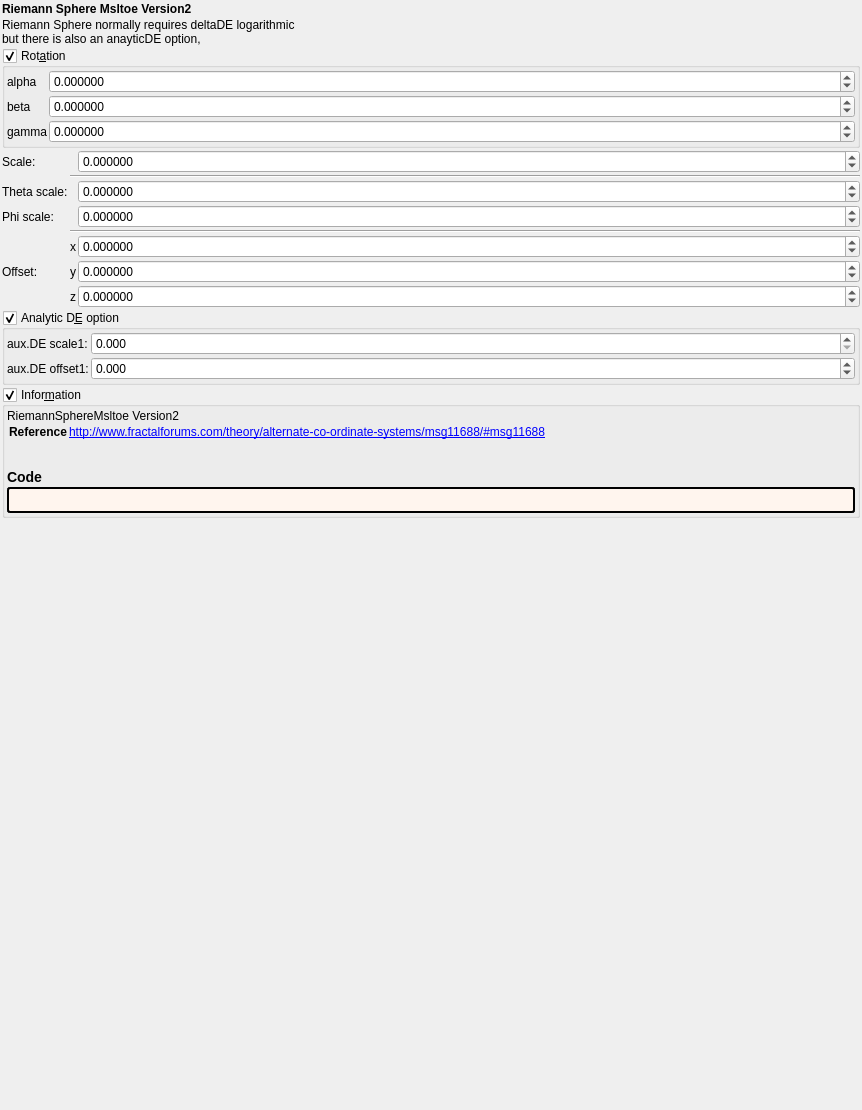
Old version of the form mandelbulber2/formula/ui/riemann_sphere_msltoe_v2.ui in the repository buddhi1980/mandelbulber2.
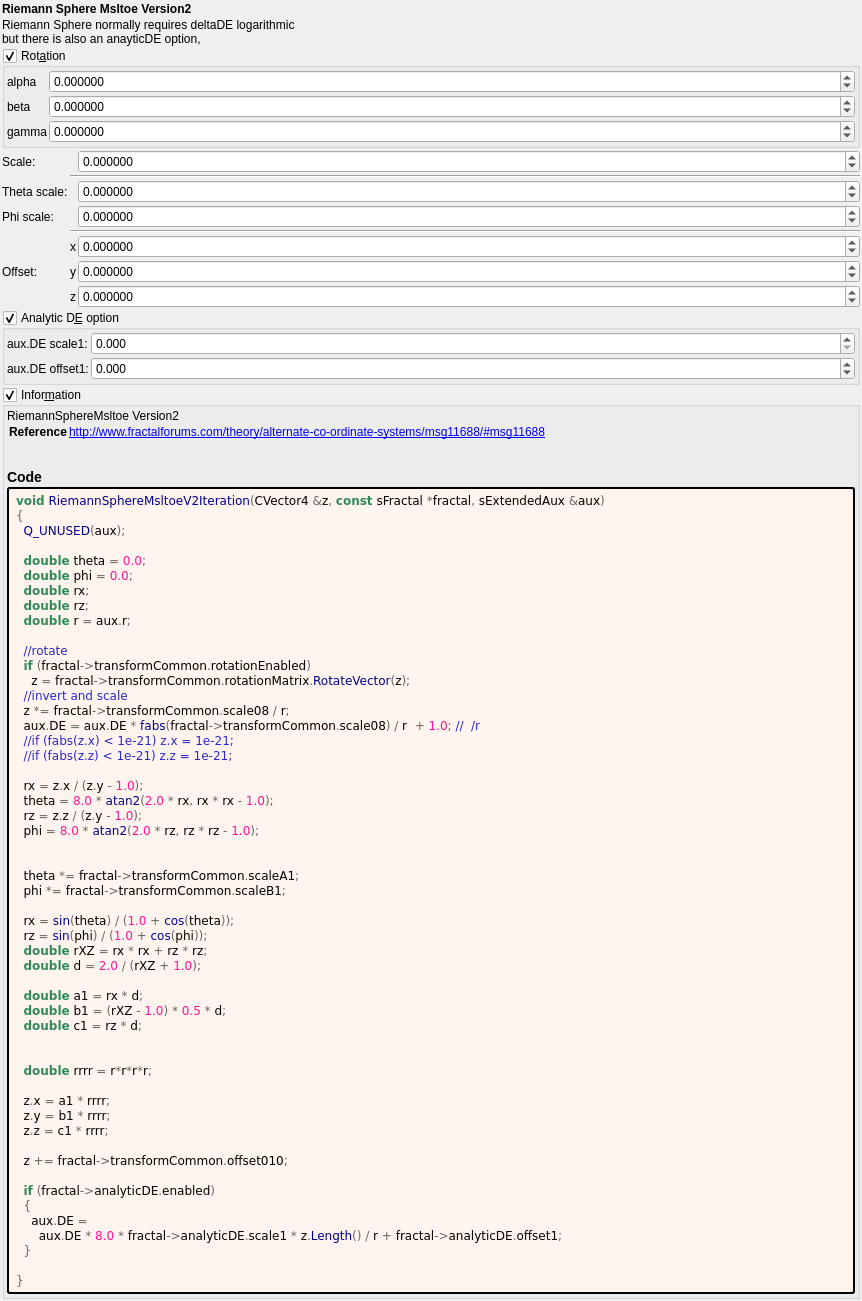
New version of the form. Custom widgets are drawn as their Qt base class.

The edit to the form file:
```diff
--- a/mandelbulber2/formula/ui/riemann_sphere_msltoe_v2.ui
+++ b/mandelbulber2/formula/ui/riemann_sphere_msltoe_v2.ui
@@ -587,7 +587,62 @@
          <string notr="true">border-style: outset; border-width: 2px; border-radius: 3px; border-color: black; background-color: #fff5ee; padding: 4px;</string>
         </property>
         <property name="text">
-         <string notr="true"></string>
+         <string notr="true">&lt;body style=&quot;background-color:#fff5ee&quot;&gt;
+&lt;pre style=&quot;color:#000000; background-color:#fff5ee;  font-family:'Courier New',monospace;&quot;&gt;&lt;span style=&quot;color:#2e8b57; font-weight:bold&quot;&gt;void&lt;/span&gt; &lt;span style=&quot;color:#00008f&quot;&gt;RiemannSphereMsltoeV2Iteration&lt;/span&gt;&lt;span style=&quot;color:#676767&quot;&gt;(&lt;/span&gt;CVector4 &lt;span style=&quot;color:#676767&quot;&gt;&amp;amp;&lt;/span&gt;z&lt;span style=&quot;color:#676767&quot;&gt;,&lt;/span&gt; &lt;span style=&quot;color:#2e8b57; font-weight:bold&quot;&gt;const&lt;/span&gt; sFractal &lt;span style=&quot;color:#676767&quot;&gt;*&lt;/span&gt;fractal&lt;span style=&quot;color:#676767&quot;&gt;,&lt;/span&gt; sExtendedAux &lt;span style=&quot;color:#676767&quot;&gt;&amp;amp;&lt;/span&gt;aux&lt;span style=&quot;color:#676767&quot;&gt;)&lt;/span&gt;
+&lt;span style=&quot;color:#676767&quot;&gt;{&lt;/span&gt;
+  &lt;span style=&quot;color:#00008f&quot;&gt;Q_UNUSED&lt;/span&gt;&lt;span style=&quot;color:#676767&quot;&gt;(&lt;/span&gt;aux&lt;span style=&quot;color:#676767&quot;&gt;);&lt;/span&gt;
+
+  &lt;span style=&quot;color:#2e8b57; font-weight:bold&quot;&gt;double&lt;/span&gt; theta &lt;span style=&quot;color:#676767&quot;&gt;=&lt;/span&gt; &lt;span style=&quot;color:#ff1493&quot;&gt;0.0&lt;/span&gt;&lt;span style=&quot;color:#676767&quot;&gt;;&lt;/span&gt;
+  &lt;span style=&quot;color:#2e8b57; font-weight:bold&quot;&gt;double&lt;/span&gt; phi &lt;span style=&quot;color:#676767&quot;&gt;=&lt;/span&gt; &lt;span style=&quot;color:#ff1493&quot;&gt;0.0&lt;/span&gt;&lt;span style=&quot;color:#676767&quot;&gt;;&lt;/span&gt;
+  &lt;span style=&quot;color:#2e8b57; font-weight:bold&quot;&gt;double&lt;/span&gt; rx&lt;span style=&quot;color:#676767&quot;&gt;;&lt;/span&gt;
+  &lt;span style=&quot;color:#2e8b57; font-weight:bold&quot;&gt;double&lt;/span&gt; rz&lt;span style=&quot;color:#676767&quot;&gt;;&lt;/span&gt;
+  &lt;span style=&quot;color:#2e8b57; font-weight:bold&quot;&gt;double&lt;/span&gt; r &lt;span style=&quot;color:#676767&quot;&gt;=&lt;/span&gt; aux&lt;span style=&quot;color:#676767&quot;&gt;.&lt;/span&gt;r&lt;span style=&quot;color:#676767&quot;&gt;;&lt;/span&gt;
+
+  &lt;span style=&quot;color:#2929cc&quot;&gt;//rotate&lt;/span&gt;
+  &lt;span style=&quot;color:#2e8b57; font-weight:bold&quot;&gt;if&lt;/span&gt; &lt;span style=&quot;color:#676767&quot;&gt;(&lt;/span&gt;fractal&lt;span style=&quot;color:#676767&quot;&gt;-&amp;gt;&lt;/span&gt;transformCommon&lt;span style=&quot;color:#676767&quot;&gt;.&lt;/span&gt;rotationEnabled&lt;span style=&quot;color:#676767&quot;&gt;)&lt;/span&gt;
+    z &lt;span style=&quot;color:#676767&quot;&gt;=&lt;/span&gt; fractal&lt;span style=&quot;color:#676767&quot;&gt;-&amp;gt;&lt;/span&gt;transformCommon&lt;span style=&quot;color:#676767&quot;&gt;.&lt;/span&gt;rotationMatrix&lt;span style=&quot;color:#676767&quot;&gt;.&lt;/span&gt;&lt;span style=&quot;color:#00008f&quot;&gt;RotateVector&lt;/span&gt;&lt;span style=&quot;color:#676767&quot;&gt;(&lt;/span&gt;z&lt;span style=&quot;color:#676767&quot;&gt;);&lt;/span&gt;
+  &lt;span style=&quot;color:#2929cc&quot;&gt;//invert and scale&lt;/span&gt;
+  z &lt;span style=&quot;color:#676767&quot;&gt;*=&lt;/span&gt; fractal&lt;span style=&quot;color:#676767&quot;&gt;-&amp;gt;&lt;/span&gt;transformCommon&lt;span style=&quot;color:#676767&quot;&gt;.&lt;/span&gt;scale08 &lt;span style=&quot;color:#676767&quot;&gt;/&lt;/span&gt; r&lt;span style=&quot;color:#676767&quot;&gt;;&lt;/span&gt;
+  aux&lt;span style=&quot;color:#676767&quot;&gt;.&lt;/span&gt;DE &lt;span style=&quot;color:#676767&quot;&gt;=&lt;/span&gt; aux&lt;span style=&quot;color:#676767&quot;&gt;.&lt;/span&gt;DE &lt;span style=&quot;color:#676767&quot;&gt;*&lt;/span&gt; &lt;span style=&quot;color:#00008f&quot;&gt;fabs&lt;/span&gt;&lt;span style=&quot;color:#676767&quot;&gt;(&lt;/span&gt;fractal&lt;span style=&quot;color:#676767&quot;&gt;-&amp;gt;&lt;/span&gt;transformCommon&lt;span style=&quot;color:#676767&quot;&gt;.&lt;/span&gt;scale08&lt;span style=&quot;color:#676767&quot;&gt;) /&lt;/span&gt; r  &lt;span style=&quot;color:#676767&quot;&gt;+&lt;/span&gt; &lt;span style=&quot;color:#ff1493&quot;&gt;1.0&lt;/span&gt;&lt;span style=&quot;color:#676767&quot;&gt;;&lt;/span&gt; &lt;span style=&quot;color:#2929cc&quot;&gt;//  /r&lt;/span&gt;
+  &lt;span style=&quot;color:#2929cc&quot;&gt;//if (fabs(z.x) &amp;lt; 1e-21) z.x = 1e-21;&lt;/span&gt;
+  &lt;span style=&quot;color:#2929cc&quot;&gt;//if (fabs(z.z) &amp;lt; 1e-21) z.z = 1e-21;&lt;/span&gt;
+
+  rx &lt;span style=&quot;color:#676767&quot;&gt;=&lt;/span&gt; z&lt;span style=&quot;color:#676767&quot;&gt;.&lt;/span&gt;x &lt;span style=&quot;color:#676767&quot;&gt;/ (&lt;/span&gt;z&lt;span style=&quot;color:#676767&quot;&gt;.&lt;/span&gt;y &lt;span style=&quot;color:#676767&quot;&gt;-&lt;/span&gt; &lt;span style=&quot;color:#ff1493&quot;&gt;1.0&lt;/span&gt;&lt;span style=&quot;color:#676767&quot;&gt;);&lt;/span&gt;
+  theta &lt;span style=&quot;color:#676767&quot;&gt;=&lt;/span&gt; &lt;span style=&quot;color:#ff1493&quot;&gt;8.0&lt;/span&gt; &lt;span style=&quot;color:#676767&quot;&gt;*&lt;/span&gt; &lt;span style=&quot;color:#00008f&quot;&gt;atan2&lt;/span&gt;&lt;span style=&quot;color:#676767&quot;&gt;(&lt;/span&gt;&lt;span style=&quot;color:#ff1493&quot;&gt;2.0&lt;/span&gt; &lt;span style=&quot;color:#676767&quot;&gt;*&lt;/span&gt; rx&lt;span style=&quot;color:#676767&quot;&gt;,&lt;/span&gt; rx &lt;span style=&quot;color:#676767&quot;&gt;*&lt;/span&gt; rx &lt;span style=&quot;color:#676767&quot;&gt;-&lt;/span&gt; &lt;span style=&quot;color:#ff1493&quot;&gt;1.0&lt;/span&gt;&lt;span style=&quot;color:#676767&quot;&gt;);&lt;/span&gt;
+  rz &lt;span style=&quot;color:#676767&quot;&gt;=&lt;/span&gt; z&lt;span style=&quot;color:#676767&quot;&gt;.&lt;/span&gt;z &lt;span style=&quot;color:#676767&quot;&gt;/ (&lt;/span&gt;z&lt;span style=&quot;color:#676767&quot;&gt;.&lt;/span&gt;y &lt;span style=&quot;color:#676767&quot;&gt;-&lt;/span&gt; &lt;span style=&quot;color:#ff1493&quot;&gt;1.0&lt;/span&gt;&lt;span style=&quot;color:#676767&quot;&gt;);&lt;/span&gt;
+  phi &lt;span style=&quot;color:#676767&quot;&gt;=&lt;/span&gt; &lt;span style=&quot;color:#ff1493&quot;&gt;8.0&lt;/span&gt; &lt;span style=&quot;color:#676767&quot;&gt;*&lt;/span&gt; &lt;span style=&quot;color:#00008f&quot;&gt;atan2&lt;/span&gt;&lt;span style=&quot;color:#676767&quot;&gt;(&lt;/span&gt;&lt;span style=&quot;color:#ff1493&quot;&gt;2.0&lt;/span&gt; &lt;span style=&quot;color:#676767&quot;&gt;*&lt;/span&gt; rz&lt;span style=&quot;color:#676767&quot;&gt;,&lt;/span&gt; rz &lt;span style=&quot;color:#676767&quot;&gt;*&lt;/span&gt; rz &lt;span style=&quot;color:#676767&quot;&gt;-&lt;/span&gt; &lt;span style=&quot;color:#ff1493&quot;&gt;1.0&lt;/span&gt;&lt;span style=&quot;color:#676767&quot;&gt;);&lt;/span&gt;
+
+
+  theta &lt;span style=&quot;color:#676767&quot;&gt;*=&lt;/span&gt; fractal&lt;span style=&quot;color:#676767&quot;&gt;-&amp;gt;&lt;/span&gt;transformCommon&lt;span style=&quot;color:#676767&quot;&gt;.&lt;/span&gt;scaleA1&lt;span style=&quot;color:#676767&quot;&gt;;&lt;/span&gt;
+  phi &lt;span style=&quot;color:#676767&quot;&gt;*=&lt;/span&gt; fractal&lt;span style=&quot;color:#676767&quot;&gt;-&amp;gt;&lt;/span&gt;transformCommon&lt;span style=&quot;color:#676767&quot;&gt;.&lt;/span&gt;scaleB1&lt;span style=&quot;color:#676767&quot;&gt;;&lt;/span&gt;
+
+  rx &lt;span style=&quot;color:#676767&quot;&gt;=&lt;/span&gt; &lt;span style=&quot;color:#00008f&quot;&gt;sin&lt;/span&gt;&lt;span style=&quot;color:#676767&quot;&gt;(&lt;/span&gt;theta&lt;span style=&quot;color:#676767&quot;&gt;) / (&lt;/span&gt;&lt;span style=&quot;color:#ff1493&quot;&gt;1.0&lt;/span&gt; &lt;span style=&quot;color:#676767&quot;&gt;+&lt;/span&gt; &lt;span style=&quot;color:#00008f&quot;&gt;cos&lt;/span&gt;&lt;span style=&quot;color:#676767&quot;&gt;(&lt;/span&gt;theta&lt;span style=&quot;color:#676767&quot;&gt;));&lt;/span&gt;
+  rz &lt;span style=&quot;color:#676767&quot;&gt;=&lt;/span&gt; &lt;span style=&quot;color:#00008f&quot;&gt;sin&lt;/span&gt;&lt;span style=&quot;color:#676767&quot;&gt;(&lt;/span&gt;phi&lt;span style=&quot;color:#676767&quot;&gt;) / (&lt;/span&gt;&lt;span style=&quot;color:#ff1493&quot;&gt;1.0&lt;/span&gt; &lt;span style=&quot;color:#676767&quot;&gt;+&lt;/span&gt; &lt;span style=&quot;color:#00008f&quot;&gt;cos&lt;/span&gt;&lt;span style=&quot;color:#676767&quot;&gt;(&lt;/span&gt;phi&lt;span style=&quot;color:#676767&quot;&gt;));&lt;/span&gt;
+  &lt;span style=&quot;color:#2e8b57; font-weight:bold&quot;&gt;double&lt;/span&gt; rXZ &lt;span style=&quot;color:#676767&quot;&gt;=&lt;/span&gt; rx &lt;span style=&quot;color:#676767&quot;&gt;*&lt;/span&gt; rx &lt;span style=&quot;color:#676767&quot;&gt;+&lt;/span&gt; rz &lt;span style=&quot;color:#676767&quot;&gt;*&lt;/span&gt; rz&lt;span style=&quot;color:#676767&quot;&gt;;&lt;/span&gt;
+  &lt;span style=&quot;color:#2e8b57; font-weight:bold&quot;&gt;double&lt;/span&gt; d &lt;span style=&quot;color:#676767&quot;&gt;=&lt;/span&gt; &lt;span style=&quot;color:#ff1493&quot;&gt;2.0&lt;/span&gt; &lt;span style=&quot;color:#676767&quot;&gt;/ (&lt;/span&gt;rXZ &lt;span style=&quot;color:#676767&quot;&gt;+&lt;/span&gt; &lt;span style=&quot;color:#ff1493&quot;&gt;1.0&lt;/span&gt;&lt;span style=&quot;color:#676767&quot;&gt;);&lt;/span&gt;
+
+  &lt;span style=&quot;color:#2e8b57; font-weight:bold&quot;&gt;double&lt;/span&gt; a1 &lt;span style=&quot;color:#676767&quot;&gt;=&lt;/span&gt; rx &lt;span style=&quot;color:#676767&quot;&gt;*&lt;/span&gt; d&lt;span style=&quot;color:#676767&quot;&gt;;&lt;/span&gt;
+  &lt;span style=&quot;color:#2e8b57; font-weight:bold&quot;&gt;double&lt;/span&gt; b1 &lt;span style=&quot;color:#676767&quot;&gt;= (&lt;/span&gt;rXZ &lt;span style=&quot;color:#676767&quot;&gt;-&lt;/span&gt; &lt;span style=&quot;color:#ff1493&quot;&gt;1.0&lt;/span&gt;&lt;span style=&quot;color:#676767&quot;&gt;) *&lt;/span&gt; &lt;span style=&quot;color:#ff1493&quot;&gt;0.5&lt;/span&gt; &lt;span style=&quot;color:#676767&quot;&gt;*&lt;/span&gt; d&lt;span style=&quot;color:#676767&quot;&gt;;&lt;/span&gt;
+  &lt;span style=&quot;color:#2e8b57; font-weight:bold&quot;&gt;double&lt;/span&gt; c1 &lt;span style=&quot;color:#676767&quot;&gt;=&lt;/span&gt; rz &lt;span style=&quot;color:#676767&quot;&gt;*&lt;/span&gt; d&lt;span style=&quot;color:#676767&quot;&gt;;&lt;/span&gt;
+
+
+  &lt;span style=&quot;color:#2e8b57; font-weight:bold&quot;&gt;double&lt;/span&gt; rrrr &lt;span style=&quot;color:#676767&quot;&gt;=&lt;/span&gt; r&lt;span style=&quot;color:#676767&quot;&gt;*&lt;/span&gt;r&lt;span style=&quot;color:#676767&quot;&gt;*&lt;/span&gt;r&lt;span style=&quot;color:#676767&quot;&gt;*&lt;/span&gt;r&lt;span style=&quot;color:#676767&quot;&gt;;&lt;/span&gt;
+
+  z&lt;span style=&quot;color:#676767&quot;&gt;.&lt;/span&gt;x &lt;span style=&quot;color:#676767&quot;&gt;=&lt;/span&gt; a1 &lt;span style=&quot;color:#676767&quot;&gt;*&lt;/span&gt; rrrr&lt;span style=&quot;color:#676767&quot;&gt;;&lt;/span&gt;
+  z&lt;span style=&quot;color:#676767&quot;&gt;.&lt;/span&gt;y &lt;span style=&quot;color:#676767&quot;&gt;=&lt;/span&gt; b1 &lt;span style=&quot;color:#676767&quot;&gt;*&lt;/span&gt; rrrr&lt;span style=&quot;color:#676767&quot;&gt;;&lt;/span&gt;
+  z&lt;span style=&quot;color:#676767&quot;&gt;.&lt;/span&gt;z &lt;span style=&quot;color:#676767&quot;&gt;=&lt;/span&gt; c1 &lt;span style=&quot;color:#676767&quot;&gt;*&lt;/span&gt; rrrr&lt;span style=&quot;color:#676767&quot;&gt;;&lt;/span&gt;
+
+  z &lt;span style=&quot;color:#676767&quot;&gt;+=&lt;/span&gt; fractal&lt;span style=&quot;color:#676767&quot;&gt;-&amp;gt;&lt;/span&gt;transformCommon&lt;span style=&quot;color:#676767&quot;&gt;.&lt;/span&gt;offset010&lt;span style=&quot;color:#676767&quot;&gt;;&lt;/span&gt;
+
+  &lt;span style=&quot;color:#2e8b57; font-weight:bold&quot;&gt;if&lt;/span&gt; &lt;span style=&quot;color:#676767&quot;&gt;(&lt;/span&gt;fractal&lt;span style=&quot;color:#676767&quot;&gt;-&amp;gt;&lt;/span&gt;analyticDE&lt;span style=&quot;color:#676767&quot;&gt;.&lt;/span&gt;enabled&lt;span style=&quot;color:#676767&quot;&gt;)&lt;/span&gt;
+  &lt;span style=&quot;color:#676767&quot;&gt;{&lt;/span&gt;
+    aux&lt;span style=&quot;color:#676767&quot;&gt;.&lt;/span&gt;DE &lt;span style=&quot;color:#676767&quot;&gt;=&lt;/span&gt;
+      aux&lt;span style=&quot;color:#676767&quot;&gt;.&lt;/span&gt;DE &lt;span style=&quot;color:#676767&quot;&gt;*&lt;/span&gt; &lt;span style=&quot;color:#ff1493&quot;&gt;8.0&lt;/span&gt; &lt;span style=&quot;color:#676767&quot;&gt;*&lt;/span&gt; fractal&lt;span style=&quot;color:#676767&quot;&gt;-&amp;gt;&lt;/span&gt;analyticDE&lt;span style=&quot;color:#676767&quot;&gt;.&lt;/span&gt;scale1 &lt;span style=&quot;color:#676767&quot;&gt;*&lt;/span&gt; z&lt;span style=&quot;color:#676767&quot;&gt;.&lt;/span&gt;&lt;span style=&quot;color:#00008f&quot;&gt;Length&lt;/span&gt;&lt;span style=&quot;color:#676767&quot;&gt;() /&lt;/span&gt; r &lt;span style=&quot;color:#676767&quot;&gt;+&lt;/span&gt; fractal&lt;span style=&quot;color:#676767&quot;&gt;-&amp;gt;&lt;/span&gt;analyticDE&lt;span style=&quot;color:#676767&quot;&gt;.&lt;/span&gt;offset1&lt;span style=&quot;color:#676767&quot;&gt;;&lt;/span&gt;
+  &lt;span style=&quot;color:#676767&quot;&gt;}&lt;/span&gt;
+
+&lt;span style=&quot;color:#676767&quot;&gt;}&lt;/span&gt;
+&lt;/pre&gt;
+&lt;/body&gt;</string>
         </property>
         <property name="wordWrap">
          <bool>true</bool>
```
